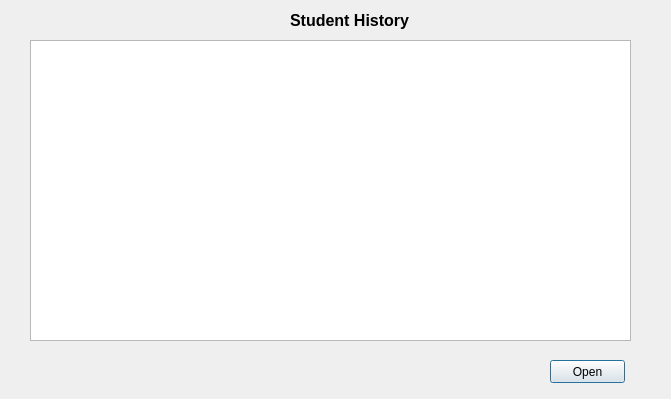
Qt form InstaGrader/studenthistory.ui (AcademyAutograder/Autograder-0.1) before a commit.
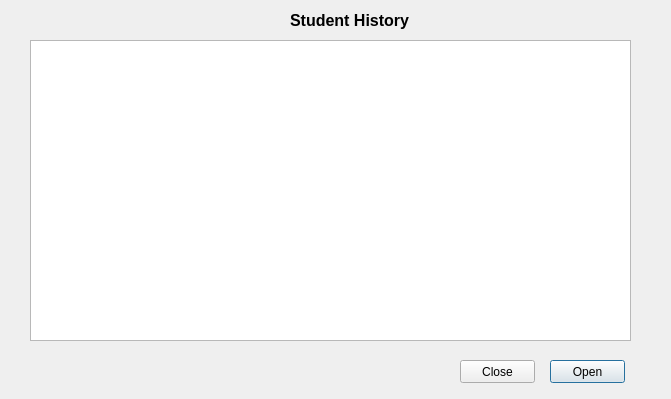
The same form after that commit.

```diff
--- a/InstaGrader/studenthistory.ui
+++ b/InstaGrader/studenthistory.ui
@@ -56,6 +56,19 @@
     <string>Open</string>
    </property>
   </widget>
+  <widget class="QPushButton" name="closeButton">
+   <property name="geometry">
+    <rect>
+     <x>460</x>
+     <y>360</y>
+     <width>75</width>
+     <height>23</height>
+    </rect>
+   </property>
+   <property name="text">
+    <string>Close</string>
+   </property>
+  </widget>
  </widget>
  <resources/>
  <connections/>
```
